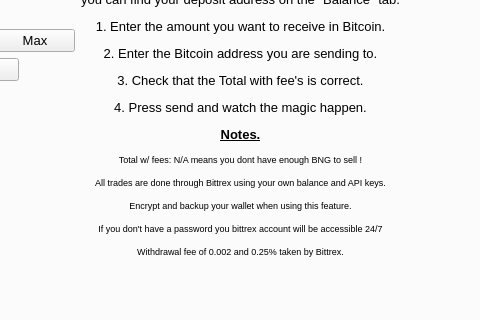
Qt form src/qt/forms/tradingdialog.ui (BungeeStartup/Bungee) before a commit; both pictures show x 350 to 830 and y 232 to 552 of the 1031 by 644 pixel window.
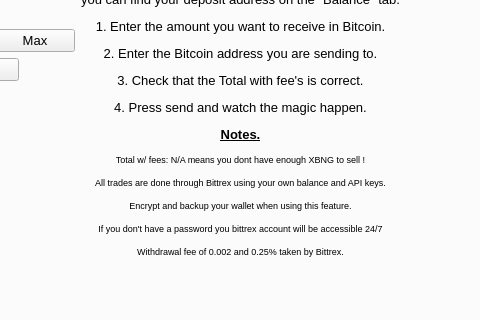
The same form after that commit. The open tabs and pages were chosen to show the change. Icons and pictures are not drawn.

Patch:
```diff
--- a/src/qt/forms/tradingdialog.ui
+++ b/src/qt/forms/tradingdialog.ui
@@ -3845,7 +3845,7 @@
           </font>
          </property>
          <property name="text">
-          <string>&lt;html&gt;&lt;head/&gt;&lt;body&gt;&lt;p align=&quot;center&quot;&gt;&lt;span style=&quot; font-weight:600; text-decoration: underline;&quot;&gt;Instructions:&lt;/span&gt;&lt;/p&gt;&lt;p align=&quot;center&quot;&gt;To use the cross sending feature you need to have &lt;/p&gt;&lt;p align=&quot;center&quot;&gt;TX available to spend on Bittrex. If you don't have any &lt;/p&gt;&lt;p align=&quot;center&quot;&gt;you can find your deposit address on the &amp;quot;Balance&amp;quot; tab.&lt;/p&gt;&lt;p align=&quot;center&quot;&gt;1. Enter the amount you want to receive in Bitcoin.&lt;/p&gt;&lt;p align=&quot;center&quot;&gt;2. Enter the Bitcoin address you are sending to.&lt;/p&gt;&lt;p align=&quot;center&quot;&gt;3. Check that the Total with fee's is correct.&lt;/p&gt;&lt;p align=&quot;center&quot;&gt;4. Press send and watch the magic happen.&lt;/p&gt;&lt;p align=&quot;center&quot;&gt;&lt;span style=&quot; font-weight:600; text-decoration: underline;&quot;&gt;Notes.&lt;/span&gt;&lt;/p&gt;&lt;p align=&quot;center&quot;&gt;&lt;span style=&quot; font-size:7pt;&quot;&gt;Total w/ fees: N/A means you dont have enough BNG to sell !&lt;/span&gt;&lt;/p&gt;&lt;p align=&quot;center&quot;&gt;&lt;span style=&quot; font-size:7pt;&quot;&gt;All trades are done through Bittrex using your own balance and API keys.&lt;/span&gt;&lt;/p&gt;&lt;p align=&quot;center&quot;&gt;&lt;span style=&quot; font-size:7pt;&quot;&gt;Encrypt and backup your wallet when using this feature.&lt;/span&gt;&lt;/p&gt;&lt;p align=&quot;center&quot;&gt;&lt;span style=&quot; font-size:7pt;&quot;&gt;If you don't have a password you bittrex account will be accessible 24/7&lt;/span&gt;&lt;/p&gt;&lt;p align=&quot;center&quot;&gt;&lt;span style=&quot; font-size:7pt;&quot;&gt;Withdrawal fee of 0.002 and 0.25% taken by Bittrex.&lt;/span&gt;&lt;/p&gt;&lt;/body&gt;&lt;/html&gt;</string>
+          <string>&lt;html&gt;&lt;head/&gt;&lt;body&gt;&lt;p align=&quot;center&quot;&gt;&lt;span style=&quot; font-weight:600; text-decoration: underline;&quot;&gt;Instructions:&lt;/span&gt;&lt;/p&gt;&lt;p align=&quot;center&quot;&gt;To use the cross sending feature you need to have &lt;/p&gt;&lt;p align=&quot;center&quot;&gt;TX available to spend on Bittrex. If you don't have any &lt;/p&gt;&lt;p align=&quot;center&quot;&gt;you can find your deposit address on the &amp;quot;Balance&amp;quot; tab.&lt;/p&gt;&lt;p align=&quot;center&quot;&gt;1. Enter the amount you want to receive in Bitcoin.&lt;/p&gt;&lt;p align=&quot;center&quot;&gt;2. Enter the Bitcoin address you are sending to.&lt;/p&gt;&lt;p align=&quot;center&quot;&gt;3. Check that the Total with fee's is correct.&lt;/p&gt;&lt;p align=&quot;center&quot;&gt;4. Press send and watch the magic happen.&lt;/p&gt;&lt;p align=&quot;center&quot;&gt;&lt;span style=&quot; font-weight:600; text-decoration: underline;&quot;&gt;Notes.&lt;/span&gt;&lt;/p&gt;&lt;p align=&quot;center&quot;&gt;&lt;span style=&quot; font-size:7pt;&quot;&gt;Total w/ fees: N/A means you dont have enough XBNG to sell !&lt;/span&gt;&lt;/p&gt;&lt;p align=&quot;center&quot;&gt;&lt;span style=&quot; font-size:7pt;&quot;&gt;All trades are done through Bittrex using your own balance and API keys.&lt;/span&gt;&lt;/p&gt;&lt;p align=&quot;center&quot;&gt;&lt;span style=&quot; font-size:7pt;&quot;&gt;Encrypt and backup your wallet when using this feature.&lt;/span&gt;&lt;/p&gt;&lt;p align=&quot;center&quot;&gt;&lt;span style=&quot; font-size:7pt;&quot;&gt;If you don't have a password you bittrex account will be accessible 24/7&lt;/span&gt;&lt;/p&gt;&lt;p align=&quot;center&quot;&gt;&lt;span style=&quot; font-size:7pt;&quot;&gt;Withdrawal fee of 0.002 and 0.25% taken by Bittrex.&lt;/span&gt;&lt;/p&gt;&lt;/body&gt;&lt;/html&gt;</string>
          </property>
         </widget>
        </item>
```
Left out of the diff: 2 changed lines with no effect on the pictures.
